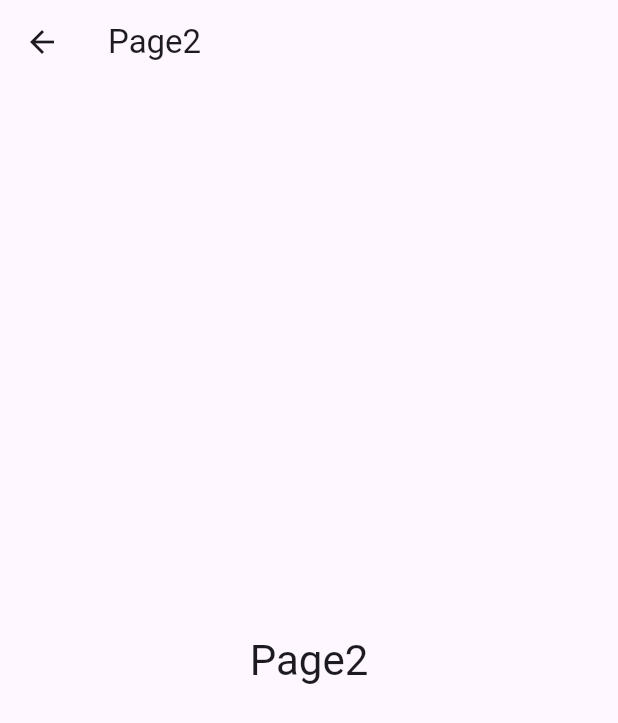
After one commit to Payphone7/flutter_animations, a Flutter app: the PageRouteBuilderDemo screen opened by its route, after a tap on "Route to Page2", on a phone screen of 412 x 824 dp. The commit adds this screen. Shown: the top 723 px of the screen. Run offline on Flutter 3.47's test engine with Material 2 defaults, Android fonts, the phone set to English and light mode, and no system bars; our stand-ins replace go_router.

Commit message:
add : page_route_builder.dart(展示widget 之间跳转)

```diff
--- /dev/null
+++ b/lib/basic/page_route_builder.dart
@@ -0,0 +1,82 @@
+import 'package:flutter/material.dart';
+
+class PageRouteBuilderDemo extends StatelessWidget {
+  static const routeName = "basic/page_route_builder";
+
+  const PageRouteBuilderDemo({super.key});
+
+  @override
+  Widget build(BuildContext context) {
+    return Scaffold(
+      appBar: AppBar(
+        title: const Text("Page1"),
+      ),
+      body: Center(
+        child: ElevatedButton(
+          child: const Text('Route to Page2'),
+          onPressed: () {
+            //demo 写法
+            // Navigator.of(context).push<void>(_createRoute());
+            ///传入目标Widget
+            Navigator.of(context).push<void>(_createRouteWidget(_Page2()));
+          },
+        ),
+      ),
+    );
+  }
+}
+
+Route _createRouteWidget(Widget widget) {
+  return PageRouteBuilder<SlideTransition>(
+    pageBuilder: (context, animation, secondaryAnimation) => widget,
+    transitionsBuilder: (context, animation, secondaryAnimation, child) {
+      ///从底下出现
+      // var tween =
+      //     Tween<Offset>(begin: const Offset(0.0, 1.0), end: Offset.zero);
+      ///从右侧出现
+      var tween =
+      Tween<Offset>(begin: const Offset(1.0, 0.0), end: const Offset(0.0, 0.0));
+      var curveTween = CurveTween(curve: Curves.ease);
+      return SlideTransition(
+        position: animation.drive(curveTween).drive(tween),
+        child: child,
+      );
+    },
+  );
+}
+
+Route _createRoute() {
+  return PageRouteBuilder<SlideTransition>(
+    pageBuilder: (context, animation, secondaryAnimation) => _Page2(),
+    transitionsBuilder: (context, animation, secondaryAnimation, child) {
+      ///从底下出现
+      // var tween =
+      //     Tween<Offset>(begin: const Offset(0.0, 1.0), end: Offset.zero);
+      ///从右侧出现
+      var tween =
+      Tween<Offset>(begin: const Offset(1.0, 0.0), end: const Offset(0.0, 0.0));
+      var curveTween = CurveTween(curve: Curves.ease);
+      return SlideTransition(
+        position: animation.drive(curveTween).drive(tween),
+        child: child,
+      );
+    },
+  );
+}
+
+class _Page2 extends StatelessWidget {
+  @override
+  Widget build(BuildContext context) {
+    return Scaffold(
+      appBar: AppBar(
+        title: const Text('Page2'),
+      ),
+      body: Center(
+        child: Text(
+          'Page2',
+          style: Theme.of(context).textTheme.headlineMedium,
+        ),
+      ),
+    );
+  }
+}
--- a/lib/const.dart
+++ b/lib/const.dart
@@ -1,6 +1,7 @@
 import 'package:go_router/go_router.dart';
 
 import 'basic/animated_container.dart';
+import 'basic/page_route_builder.dart';
 import 'home.dart';
 import 'misc/expand_card.dart';
 import 'models/demo.dart';
@@ -29,7 +30,14 @@ final basicDemos = [
     route: AnimatedContainerDemo.routeName,
     builder: (context) => const AnimatedContainerDemo(),
   ),
+  Demo(
+    name: 'PageRouteBuilder',
+    route: PageRouteBuilderDemo.routeName,
+    builder: (context) => const PageRouteBuilderDemo(),
+  ),
 ];
+
+
 
 final miscDemos = [
   Demo(
```
